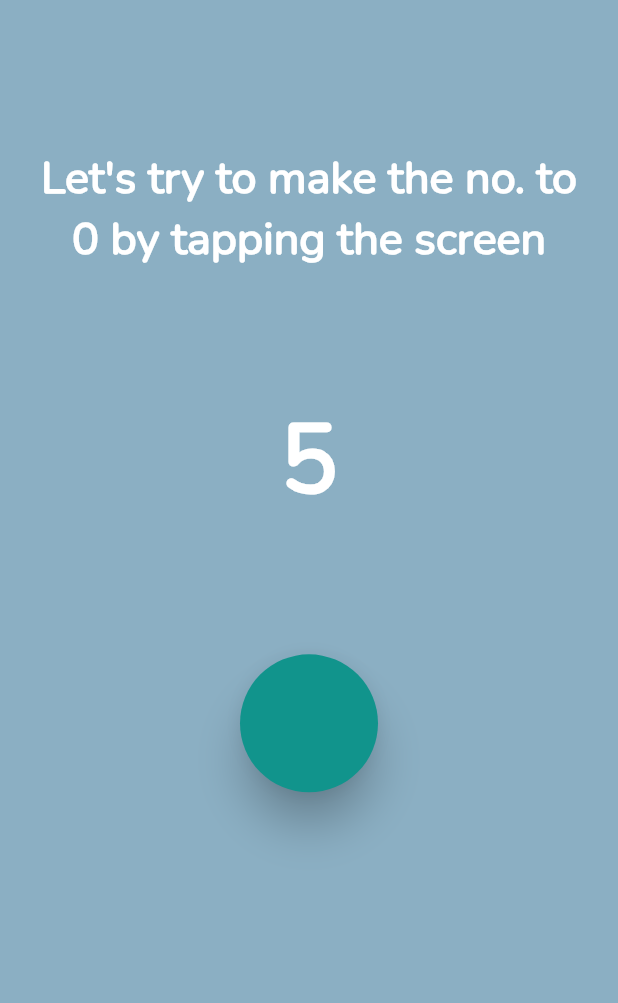
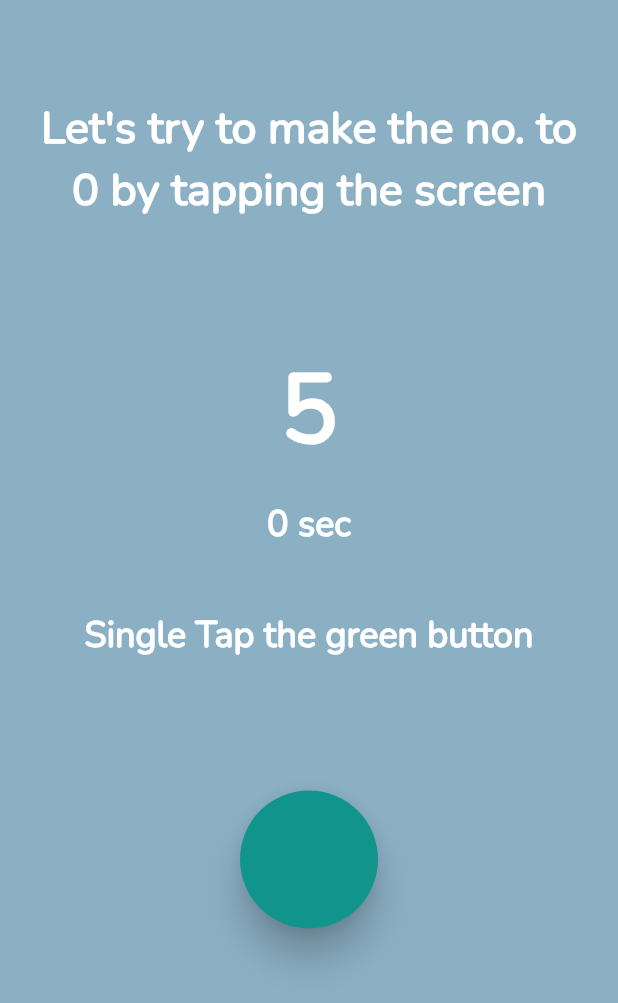
Before and after one commit to Sam21-39/wally_the_stupid, a Flutter app: the screen it shows after launch, on a phone screen of 412 x 824 dp. Shown: the top 1003 px of the screen. Run offline on Flutter 3.47's test engine with Material 2 defaults, Android fonts, the phone set to English and light mode, and no system bars; drawn by our look-alikes of animated_text_kit; our stand-ins replace cloud_firestore, firebase_auth, firebase_core, flutter_local_notifications, fluttertoast, get and 6 more; accounts and stored records are empty.

Commit message:
Update guide.dart

```diff
--- a/lib/Views/Guide/guide.dart
+++ b/lib/Views/Guide/guide.dart
@@ -1,5 +1,6 @@
 import 'dart:async';
 
+import 'package:animated_text_kit/animated_text_kit.dart';
 import 'package:get/get.dart';
 import 'package:flutter/material.dart';
 import 'package:wally_the_stupid/UI/ui.dart';
@@ -14,21 +15,23 @@ class GuidePage extends StatefulWidget {
 
 class _GuidePageState extends State<GuidePage> {
   var no = 5.obs;
+  var time = 0.obs;
+  var isSingleTapped = false.obs;
   double boxSize = 100;
-  var elevation = 2.obs;
-  var duration = 500;
+  int duration = 500;
+  late Timer timer;
   @override
   void initState() {
     super.initState();
-    Timer.periodic(
-      Duration(milliseconds: duration),
-      ((timer) {
-        if (timer.tick % 2 == 0) {
-          elevation.value -= 10;
-        } else {
-          elevation.value += 10;
+    Future.delayed(Duration(milliseconds: 800)).then(
+      (value) => Timer.periodic(
+        Duration(milliseconds: 1000),
+        (timer) {
+          if (no.value > 0) {
+            time.value += 1;
           }
-      }),
+        },
+      ),
     );
   }
 
@@ -41,10 +44,12 @@ class _GuidePageState extends State<GuidePage> {
         width: size.width,
         height: size.height,
         padding: const EdgeInsets.all(16.0),
+        child: SingleChildScrollView(
+          scrollDirection: Axis.vertical,
           child: Column(
             children: [
               SizedBox(
-              height: size.height * 0.1,
+                height: size.height * 0.06,
               ),
               Text(
                 'Let\'s try to make the no. to 0 by tapping the screen',
@@ -68,27 +73,77 @@ class _GuidePageState extends State<GuidePage> {
                 ),
               ),
               SizedBox(
+                height: size.height * 0.02,
+              ),
+              Obx(
+                () => Text(
+                  '${time.value} sec',
+                  style: UI.appText.copyWith(
+                    fontSize: 24.0,
+                    fontWeight: FontWeight.w700,
+                  ),
+                  textAlign: TextAlign.center,
+                ),
+              ),
+              SizedBox(
+                height: size.height * 0.05,
+              ),
+              Obx(
+                () => isSingleTapped.value
+                    ? AnimatedTextKit(
+                        animatedTexts: [
+                          TypewriterAnimatedText(
+                            'Double Tap the green button untill the no. becomes O',
+                            textStyle: UI.appText.copyWith(
+                              fontSize: 24,
+                            ),
+                            textAlign: TextAlign.center,
+                            speed: const Duration(milliseconds: 300),
+                          )
+                        ],
+                      )
+                    : AnimatedTextKit(
+                        animatedTexts: [
+                          TypewriterAnimatedText(
+                            'Single Tap the green button',
+                            textStyle: UI.appText.copyWith(
+                              fontSize: 24,
+                            ),
+                            textAlign: TextAlign.center,
+                            speed: const Duration(milliseconds: 300),
+                          ),
+                        ],
+                        totalRepeatCount: 1,
+                        pause: const Duration(milliseconds: 200),
+                      ),
+              ),
+              SizedBox(
                 height: size.height * 0.1,
               ),
               Obx(
                 () => GestureDetector(
-                onTap: no.value <= 5 ? () => no.value += 1 : null,
-                onDoubleTap: () {
+                  onTap: isSingleTapped.value
+                      ? null
+                      : () {
+                          no.value += 1;
+                          isSingleTapped.value = true;
+                        },
+                  onDoubleTap: isSingleTapped.value
+                      ? () {
                           if (no.value >= 2) {
                             no.value -= 2;
+                          } else {
+                            timer.cancel();
                           }
-                },
-                child: AnimatedContainer(
-                  curve: Curves.bounceInOut,
-                  duration: Duration(
-                    milliseconds: duration,
-                  ),
+                        }
+                      : null,
+                  child: Container(
                     height: boxSize,
                     width: boxSize,
                     child: Card(
                       color: UI.appButtonColor,
                       borderOnForeground: true,
-                    elevation: elevation.value.toDouble(),
+                      elevation: 10,
                       shape: RoundedRectangleBorder(
                         borderRadius: BorderRadius.circular(100),
                       ),
@@ -99,6 +154,7 @@ class _GuidePageState extends State<GuidePage> {
             ],
           ),
         ),
+      ),
     );
   }
 }
```
Lines whose indentation alone changed are shown as unchanged.
